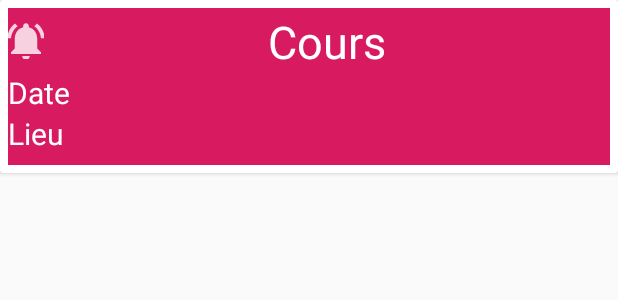
After one commit to anastouda12/androidApp-tutoring, an Android app: the layout reminder_view.xml on its own in the app's theme, with its tools: preview values and no code run, on a phone screen of 412 x 824 dp. The commit adds this screen. Shown: the top 300 px of the screen. Run offline under Robolectric (Android 15) with nearby library versions, the phone set to English and light mode, and no system bars.

Commit message:
Début activité reminder

```diff
--- a/app/build.gradle
+++ b/app/build.gradle
@@ -29,4 +29,7 @@ dependencies {
     testImplementation 'junit:junit:4.12'
     androidTestImplementation 'androidx.test.ext:junit:1.1.0'
     androidTestImplementation 'androidx.test.espresso:espresso-core:3.1.1'
+    implementation 'androidx.recyclerview:recyclerview:1.1.0'
+    implementation 'androidx.cardview:cardview:1.0.0'
+    implementation 'com.firebaseui:firebase-ui-database:6.2.0'
 }
--- a/app/src/main/AndroidManifest.xml
+++ b/app/src/main/AndroidManifest.xml
@@ -9,8 +9,9 @@
         android:roundIcon="@mipmap/ic_launcher_round"
         android:supportsRtl="true"
         android:theme="@style/AppTheme">
-        <activity android:name=".RegisterActivity"></activity>
-        <activity android:name=".MainActivity"></activity>
+        <activity android:name=".ReminderActivity"></activity>
+        <activity android:name=".RegisterActivity" />
+        <activity android:name=".MainActivity" />
         <activity android:name=".LoginActivity">
             <intent-filter>
                 <action android:name="android.intent.action.MAIN" />
--- a/app/src/main/java/com/example/tutoresi/LoginActivity.java
+++ b/app/src/main/java/com/example/tutoresi/LoginActivity.java
@@ -70,6 +70,7 @@ public class LoginActivity extends AppCompatActivity {
                         if(task.isSuccessful()){
                             Toast.makeText(LoginActivity.this,R.string.login_success,Toast.LENGTH_LONG).show();
                             startActivity(new Intent(getApplicationContext(),MainActivity.class));
+                            finish();
                         }else{
                             Toast.makeText(LoginActivity.this,R.string.login_failed,Toast.LENGTH_LONG).show();
                             mProgressBar.setVisibility(View.GONE);
--- a/app/src/main/java/com/example/tutoresi/MainActivity.java
+++ b/app/src/main/java/com/example/tutoresi/MainActivity.java
@@ -20,6 +20,11 @@ public class MainActivity extends AppCompatActivity {
         super.onCreate(savedInstanceState);
         setContentView(R.layout.activity_main);
 
+        if (FirebaseAuth.getInstance().getCurrentUser() == null) {
+            startActivity(new Intent(getApplicationContext(),LoginActivity.class));
+            finish();
+        }
+
         mBtnCourse = (Button) findViewById(R.id.btn_course);
         mBtnMyAccount = (Button) findViewById(R.id.btn_myaccount);
         mBtnReminder = (Button) findViewById(R.id.btn_reminder);
@@ -32,6 +37,7 @@ public class MainActivity extends AppCompatActivity {
             public void onClick(View v) {
                 FirebaseAuth.getInstance().signOut();
                 startActivity(new Intent(getApplicationContext(),LoginActivity.class));
+                finish();
             }
         });
 
--- a/app/src/main/java/com/example/tutoresi/RegisterActivity.java
+++ b/app/src/main/java/com/example/tutoresi/RegisterActivity.java
@@ -13,6 +13,7 @@ import android.widget.ProgressBar;
 import android.widget.TextView;
 import android.widget.Toast;
 
+import com.example.tutoresi.Model.User;
 import com.google.android.gms.tasks.OnCompleteListener;
 import com.google.android.gms.tasks.Task;
 import com.google.firebase.auth.AuthResult;
@@ -62,6 +63,7 @@ public class RegisterActivity extends AppCompatActivity {
         @Override
         public void onClick(View v) {
             startActivity(new Intent(getApplicationContext(),LoginActivity.class));
+            finish();
         }
     });
 
@@ -121,6 +123,7 @@ public class RegisterActivity extends AppCompatActivity {
 
                         writeNewUser(fAuth.getCurrentUser().getUid(),name,email,phone);
                         startActivity(new Intent(getApplicationContext(),MainActivity.class));
+                        finish();
                     }else{
                         Toast.makeText(RegisterActivity.this,R.string.register_failed,Toast.LENGTH_LONG).show();
                         mProgressBar.setVisibility(View.GONE);
--- /dev/null
+++ b/app/src/main/res/drawable-anydpi/ic_action_alert.xml
@@ -0,0 +1,14 @@
+<vector xmlns:android="http://schemas.android.com/apk/res/android"
+    android:width="24dp"
+    android:height="24dp"
+    android:viewportWidth="19.2"
+    android:viewportHeight="19.2"
+    android:tint="#FFFFFF"
+    android:alpha="0.8">
+  <group android:translateX="-2.4"
+      android:translateY="-2.4">
+      <path
+          android:fillColor="#FF000000"
+          android:pathData="M7.58,4.08L6.15,2.65C3.75,4.48 2.17,7.3 2.03,10.5h2c0.15,-2.65 1.51,-4.97 3.55,-6.42zM19.97,10.5h2c-0.15,-3.2 -1.73,-6.02 -4.12,-7.85l-1.42,1.43c2.02,1.45 3.39,3.77 3.54,6.42zM18,11c0,-3.07 -1.64,-5.64 -4.5,-6.32L13.5,4c0,-0.83 -0.67,-1.5 -1.5,-1.5s-1.5,0.67 -1.5,1.5v0.68C7.63,5.36 6,7.92 6,11v5l-2,2v1h16v-1l-2,-2v-5zM12,22c0.14,0 0.27,-0.01 0.4,-0.04 0.65,-0.14 1.18,-0.58 1.44,-1.18 0.1,-0.24 0.15,-0.5 0.15,-0.78h-4c0.01,1.1 0.9,2 2.01,2z"/>
+  </group>
+</vector>
--- /dev/null
+++ b/app/src/main/res/layout/reminder_view.xml
@@ -0,0 +1,47 @@
+<?xml version="1.0" encoding="utf-8"?>
+<androidx.cardview.widget.CardView
+
+xmlns:android="http://schemas.android.com/apk/res/android"
+    android:orientation="vertical"
+    android:layout_width="match_parent"
+    android:layout_height="115dp"
+    >
+
+    <LinearLayout
+        android:layout_width="match_parent"
+        android:layout_height="match_parent"
+        android:background="@color/colorAccent"
+        android:orientation="vertical"
+        android:layout_margin="5dp">
+
+
+        <TextView
+            android:id="@+id/course_card_reminder"
+            android:layout_width="match_parent"
+            android:layout_height="wrap_content"
+            android:layout_marginTop="2dp"
+            android:drawableLeft="@drawable/ic_action_alert"
+            android:text="@string/Cours"
+            android:textAlignment="center"
+            android:textColor="#FFFFFF"
+            android:textSize="30dp" />
+
+        <TextView
+            android:id="@+id/date_card_reminder"
+            android:layout_width="match_parent"
+            android:layout_height="wrap_content"
+            android:inputType="datetime"
+            android:text="@string/Date"
+            android:textColor="#FFFFFF"
+            android:textSize="20dp" />
+
+        <TextView
+            android:id="@+id/location_card_reminder"
+            android:layout_width="match_parent"
+            android:layout_height="wrap_content"
+            android:text="@string/location"
+            android:textColor="#FFFFFF"
+            android:textSize="20dp" />
+
+    </LinearLayout>
+</androidx.cardview.widget.CardView>
--- a/app/src/main/res/values/strings.xml
+++ b/app/src/main/res/values/strings.xml
@@ -14,4 +14,6 @@
     <string name="reminder">Rappel</string>
     <string name="signout">Se déconnecter</string>
     <string name="myaccount">Mon compte</string>
+    <string name="location">Lieu</string>
+    <string name="Date">Date</string>
 </resources>
```
Also changed, not shown: app/src/main/java/com/example/tutoresi/Model/Reminder.java (added, +51 -0 lines), app/src/main/java/com/example/tutoresi/Model/User.java (renamed from app/src/main/java/com/example/tutoresi/User.java, +17 -2 lines), app/src/main/java/com/example/tutoresi/ReminderActivity.java (added, +88 -0 lines), app/src/main/java/com/example/tutoresi/ReminderViewHolder.java (added, +25 -0 lines), app/src/main/res/layout/activity_reminder.xml (added, +13 -0 lines), app/src/main/res/drawable-hdpi/ic_action_alert.png (added), app/src/main/res/drawable-mdpi/ic_action_alert.png (added), app/src/main/res/drawable-xhdpi/ic_action_alert.png (added), app/src/main/res/drawable-xxhdpi/ic_action_alert.png (added).
